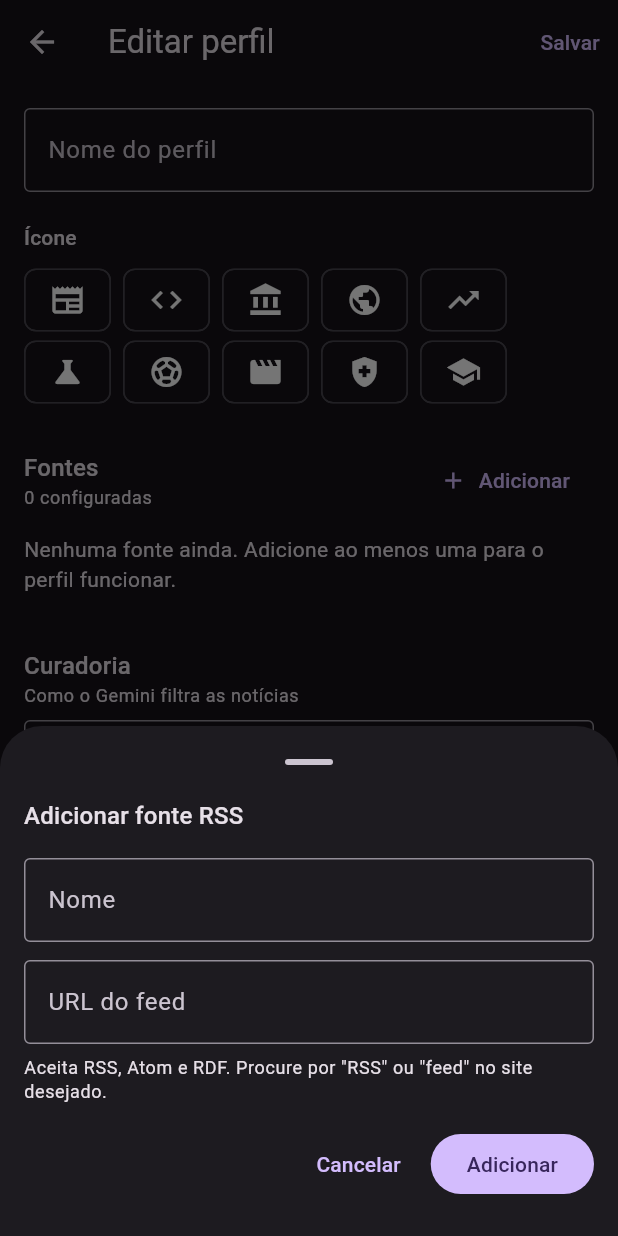
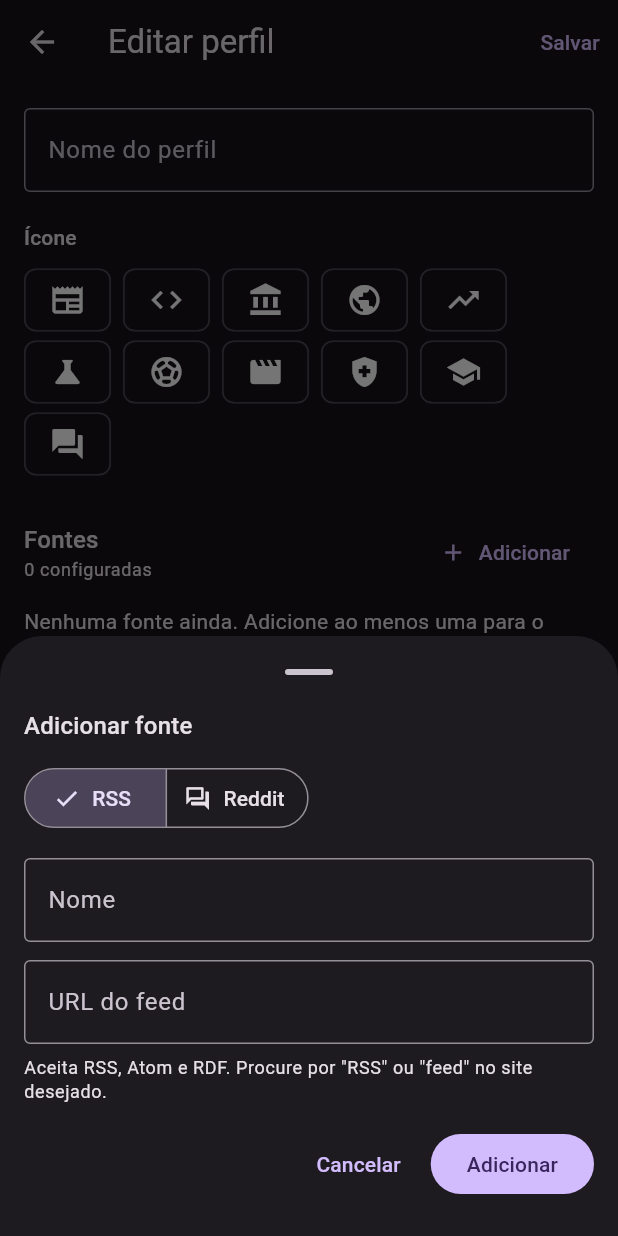
Before and after one commit to lsantosnet-dot/newsFlow, a Flutter app: the ProfileEditScreen screen opened directly with empty values, after a tap on "Adicionar", on a phone screen of 412 x 824 dp. Run offline on Flutter 3.47's test engine with Material 3 defaults, Android fonts, the phone set to English and light mode, and no system bars; our stand-ins replace cloud_firestore, firebase_core, flutter_riverpod, flutter_tts, share_plus, shared_preferences; accounts and stored records are empty.

Commit message:
Adiciona fonte Reddit (adaptador, seletor de tipo na UI e preset Reddit Dev)
- ingest.py: adaptador 'reddit' via JSON público (top/hot/new, filtros de
  score/comentários, ignora fixados/+18/mídia, usa URL externa nos link posts)
- app: ao adicionar fonte, escolhe-se RSS ou Reddit; subtítulo e ícone próprios
- preset 'Reddit Dev' com r/programming; README atualizado
- testes do adaptador sem rede

Co-Authored-By: Claude Sonnet 5.5 <noreply@anthropic.com>
Claude-Session: https://claude.ai/code/session_01AwhiDhZvGuzv4oLHwrbo6R

```diff
--- a/lib/models/profile.dart
+++ b/lib/models/profile.dart
@@ -46,6 +46,9 @@ class ProfileSource {
     this.minScore,
     this.minComments,
     this.categories = const [],
+    this.subreddit,
+    this.sort,
+    this.time,
   });
 
   final String type;
@@ -58,7 +61,14 @@ class ProfileSource {
   final int? minComments;
   final List<String> categories;
 
+  /// Só para `type == 'reddit'`: nome do subreddit sem o `r/`, ordenação
+  /// (`top`, `hot`, `new`) e janela de tempo do `top` (`day`, `week`, ...).
+  final String? subreddit;
+  final String? sort;
+  final String? time;
+
   bool get isRss => type == 'rss';
+  bool get isReddit => type == 'reddit';
 
   /// Descrição curta para a lista de fontes na tela de edição.
   String get subtitle => switch (type) {
@@ -66,6 +76,12 @@ class ProfileSource {
         'hackernews' => 'score ≥ ${minScore ?? 50}, comentários ≥ ${minComments ?? 10}',
         'devto' => tags.join(', '),
         'arxiv' => categories.join(', '),
+        'reddit' => [
+            'r/${subreddit ?? ''}',
+            if ((sort ?? 'top') == 'top') 'top/${time ?? 'day'}' else sort!,
+            'score ≥ ${minScore ?? 50}',
+            'comentários ≥ ${minComments ?? 5}',
+          ].join(' · '),
         _ => type,
       };
 
@@ -80,6 +96,9 @@ class ProfileSource {
       minScore: (data['min_score'] as num?)?.toInt(),
       minComments: (data['min_comments'] as num?)?.toInt(),
       categories: (data['categories'] as List<dynamic>?)?.map((e) => e.toString()).toList() ?? const [],
+      subreddit: data['subreddit'] as String?,
+      sort: data['sort'] as String?,
+      time: data['time'] as String?,
     );
   }
 
@@ -94,6 +113,9 @@ class ProfileSource {
       if (minScore != null) 'min_score': minScore,
       if (minComments != null) 'min_comments': minComments,
       if (categories.isNotEmpty) 'categories': categories,
+      if (subreddit != null) 'subreddit': subreddit,
+      if (sort != null) 'sort': sort,
+      if (time != null) 'time': time,
     };
   }
 }
@@ -205,6 +227,7 @@ class Profile {
         'movie' => Icons.movie,
         'health_and_safety' => Icons.health_and_safety,
         'school' => Icons.school,
+        'forum' => Icons.forum,
         'newspaper' => Icons.newspaper,
         _ => Icons.newspaper,
       };
@@ -221,6 +244,7 @@ class Profile {
     'movie',
     'health_and_safety',
     'school',
+    'forum',
   ];
 
   factory Profile.fromFirestore(DocumentSnapshot<Map<String, dynamic>> doc) {
--- a/lib/screens/profile_edit_screen.dart
+++ b/lib/screens/profile_edit_screen.dart
@@ -68,7 +68,16 @@ class _ProfileEditScreenState extends ConsumerState<ProfileEditScreen> {
     for (var i = 0; i < _sources.length; i++) {
       final a = _sources[i];
       final b = original.sources[i];
-      if (a.type != b.type || a.url != b.url || a.name != b.name) return true;
+      if (a.type != b.type ||
+          a.url != b.url ||
+          a.name != b.name ||
+          a.subreddit != b.subreddit ||
+          a.sort != b.sort ||
+          a.time != b.time ||
+          a.minScore != b.minScore ||
+          a.minComments != b.minComments) {
+        return true;
+      }
     }
     final c = original.curation;
     return _personaController.text.trim() != c.persona.trim() ||
@@ -158,7 +167,14 @@ class _ProfileEditScreenState extends ConsumerState<ProfileEditScreen> {
                 margin: const EdgeInsets.only(bottom: 8),
                 child: ListTile(
                   dense: true,
-                  leading: Icon(_sources[i].isRss ? Icons.rss_feed : Icons.api, size: 20),
+                  leading: Icon(
+                    _sources[i].isRss
+                        ? Icons.rss_feed
+                        : _sources[i].isReddit
+                            ? Icons.forum_outlined
+                            : Icons.api,
+                    size: 20,
+                  ),
                   title: Text(_sources[i].name),
                   subtitle: Text(_sources[i].subtitle, maxLines: 1, overflow: TextOverflow.ellipsis),
                   trailing: IconButton(
@@ -483,7 +499,27 @@ class _CriteriaEditor extends StatelessWidget {
   }
 }
 
-/// Adiciona uma fonte: RSS por URL (o caso comum) ou uma das fontes especiais.
+/// Janelas/ordenações oferecidas para uma fonte Reddit: rótulo -> (sort, time).
+const _redditOrders = <String, ({String sort, String? time})>{
+  'Mais votados do dia': (sort: 'top', time: 'day'),
+  'Mais votados da semana': (sort: 'top', time: 'week'),
+  'Em alta (hot)': (sort: 'hot', time: null),
+  'Novos': (sort: 'new', time: null),
+};
+
+/// Mesmo alfabeto que o pipeline aceita (`_SUBREDDIT_RE` em ingest.py); '+'
+/// junta vários subreddits em uma fonte só.
+final _subredditPattern = RegExp(r'^[A-Za-z0-9_]{2,21}(\+[A-Za-z0-9_]{2,21})*$');
+
+String _normalizeSubreddit(String raw) {
+  var name = raw.trim();
+  name = name.replaceAll(RegExp(r'^/+|/+$'), '');
+  if (name.toLowerCase().startsWith('r/')) name = name.substring(2);
+  return name;
+}
+
+/// Adiciona uma fonte: o tipo (RSS ou Reddit) é escolhido aqui, fonte a fonte,
+/// então um mesmo perfil pode misturar feeds e subreddits.
 class _AddSourceSheet extends StatefulWidget {
   const _AddSourceSheet();
 
@@ -494,31 +530,155 @@ class _AddSourceSheet extends StatefulWidget {
 class _AddSourceSheetState extends State<_AddSourceSheet> {
   final _nameController = TextEditingController();
   final _urlController = TextEditingController();
+  final _subredditController = TextEditingController();
+  final _minScoreController = TextEditingController(text: '100');
+  final _minCommentsController = TextEditingController(text: '10');
   final _formKey = GlobalKey<FormState>();
+
+  String _type = 'rss';
+  String _order = _redditOrders.keys.first;
 
   @override
   void dispose() {
     _nameController.dispose();
     _urlController.dispose();
+    _subredditController.dispose();
+    _minScoreController.dispose();
+    _minCommentsController.dispose();
     super.dispose();
+  }
+
+  String? _validateNonNegativeInt(String? v) {
+    final n = int.tryParse((v ?? '').trim());
+    return (n == null || n < 0) ? 'Número inválido' : null;
+  }
+
+  void _submit() {
+    if (!(_formKey.currentState?.validate() ?? false)) return;
+
+    if (_type == 'reddit') {
+      final subreddit = _normalizeSubreddit(_subredditController.text);
+      final order = _redditOrders[_order]!;
+      final name = _nameController.text.trim();
+      Navigator.pop(
+        context,
+        ProfileSource(
+          type: 'reddit',
+          name: name.isEmpty ? 'r/$subreddit' : name,
+          subreddit: subreddit,
+          sort: order.sort,
+          time: order.time,
+          minScore: int.parse(_minScoreController.text.trim()),
+          minComments: int.parse(_minCommentsController.text.trim()),
+          limit: 50,
+        ),
+      );
+      return;
+    }
+
+    Navigator.pop(
+      context,
+      ProfileSource(
+        type: 'rss',
+        name: _nameController.text.trim(),
+        url: _urlController.text.trim(),
+        limit: 20,
+      ),
+    );
   }
 
   @override
   Widget build(BuildContext context) {
+    final isReddit = _type == 'reddit';
     return Padding(
       padding: EdgeInsets.only(
         left: 16,
         right: 16,
         bottom: MediaQuery.of(context).viewInsets.bottom + 16,
       ),
+      child: SingleChildScrollView(
         child: Form(
           key: _formKey,
           child: Column(
             mainAxisSize: MainAxisSize.min,
             crossAxisAlignment: CrossAxisAlignment.start,
             children: [
-            Text('Adicionar fonte RSS', style: Theme.of(context).textTheme.titleMedium),
+              Text('Adicionar fonte', style: Theme.of(context).textTheme.titleMedium),
+              const SizedBox(height: 12),
+              SegmentedButton<String>(
+                segments: const [
+                  ButtonSegment(value: 'rss', label: Text('RSS'), icon: Icon(Icons.rss_feed)),
+                  ButtonSegment(value: 'reddit', label: Text('Reddit'), icon: Icon(Icons.forum_outlined)),
+                ],
+                selected: {_type},
+                onSelectionChanged: (selection) => setState(() => _type = selection.first),
+              ),
               const SizedBox(height: 16),
+              if (isReddit) ...[
+                TextFormField(
+                  controller: _subredditController,
+                  decoration: const InputDecoration(
+                    labelText: 'Subreddit',
+                    hintText: 'programming',
+                    prefixText: 'r/',
+                    border: OutlineInputBorder(),
+                    helperText: 'Para juntar vários: rust+golang',
+                  ),
+                  autocorrect: false,
+                  validator: (v) {
+                    final name = _normalizeSubreddit(v ?? '');
+                    if (name.isEmpty) return 'Informe o subreddit';
+                    return _subredditPattern.hasMatch(name) ? null : 'Nome de subreddit inválido';
+                  },
+                ),
+                const SizedBox(height: 12),
+                DropdownButtonFormField<String>(
+                  initialValue: _order,
+                  decoration: const InputDecoration(
+                    labelText: 'Ordenação',
+                    border: OutlineInputBorder(),
+                  ),
+                  items: [
+                    for (final label in _redditOrders.keys)
+                      DropdownMenuItem(value: label, child: Text(label)),
+                  ],
+                  onChanged: (v) => setState(() => _order = v ?? _order),
+                ),
+                const SizedBox(height: 12),
+                Row(
+                  children: [
+                    Expanded(
+                      child: TextFormField(
+                        controller: _minScoreController,
+                        decoration: const InputDecoration(
+                          labelText: 'Score mínimo',
+                          border: OutlineInputBorder(),
+                        ),
+                        keyboardType: TextInputType.number,
+                        validator: _validateNonNegativeInt,
+                      ),
+                    ),
+                    const SizedBox(width: 12),
+                    Expanded(
+                      child: TextFormField(
+                        controller: _minCommentsController,
+                        decoration: const InputDecoration(
+                          labelText: 'Comentários mín.',
+                          border: OutlineInputBorder(),
+                        ),
+                        keyboardType: TextInputType.number,
+                        validator: _validateNonNegativeInt,
+                      ),
+                    ),
+                  ],
+                ),
+                const SizedBox(height: 8),
+                Text(
+                  'Posts com link viram a matéria original; posts de texto usam o texto do post. '
+                  'Fixados, +18 e imagens/vídeos são ignorados.',
+                  style: Theme.of(context).textTheme.bodySmall,
+                ),
+              ] else ...[
                 TextFormField(
                   controller: _nameController,
                   decoration: const InputDecoration(
@@ -554,6 +714,7 @@ class _AddSourceSheetState extends State<_AddSourceSheet> {
                   'Aceita RSS, Atom e RDF. Procure por "RSS" ou "feed" no site desejado.',
                   style: Theme.of(context).textTheme.bodySmall,
                 ),
+              ],
               const SizedBox(height: 16),
               Row(
                 mainAxisAlignment: MainAxisAlignment.end,
@@ -563,27 +724,14 @@ class _AddSourceSheetState extends State<_AddSourceSheet> {
                     child: const Text('Cancelar'),
                   ),
                   const SizedBox(width: 8),
-                FilledButton(
-                  onPressed: () {
-                    if (!(_formKey.currentState?.validate() ?? false)) return;
-                    Navigator.pop(
-                      context,
-                      ProfileSource(
-                        type: 'rss',
-                        name: _nameController.text.trim(),
-                        url: _urlController.text.trim(),
-                        limit: 20,
-                      ),
-                    );
-                  },
-                  child: const Text('Adicionar'),
-                ),
+                  FilledButton(onPressed: _submit, child: const Text('Adicionar')),
                 ],
               ),
               const SizedBox(height: 8),
             ],
           ),
         ),
+      ),
     );
   }
 }
```
Also changed, not shown: assets/presets/profiles.json (+32 -0 lines), 3 other files. Lines whose indentation alone changed are shown as unchanged.
